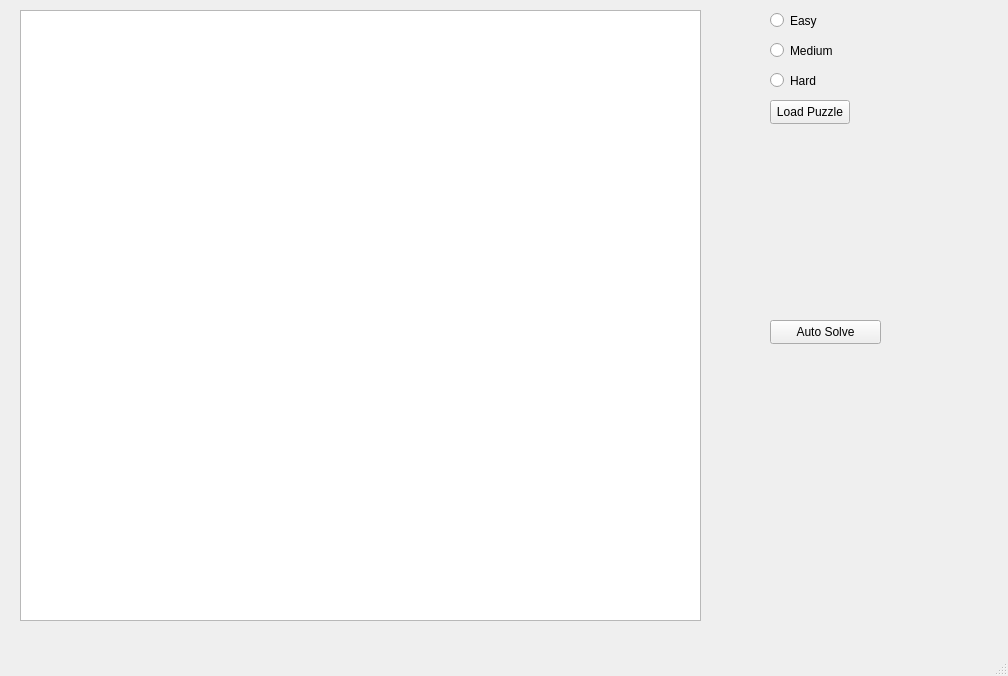
First picture: the form in grid.ui, repository santos-eng/Sudoku, before the edit.
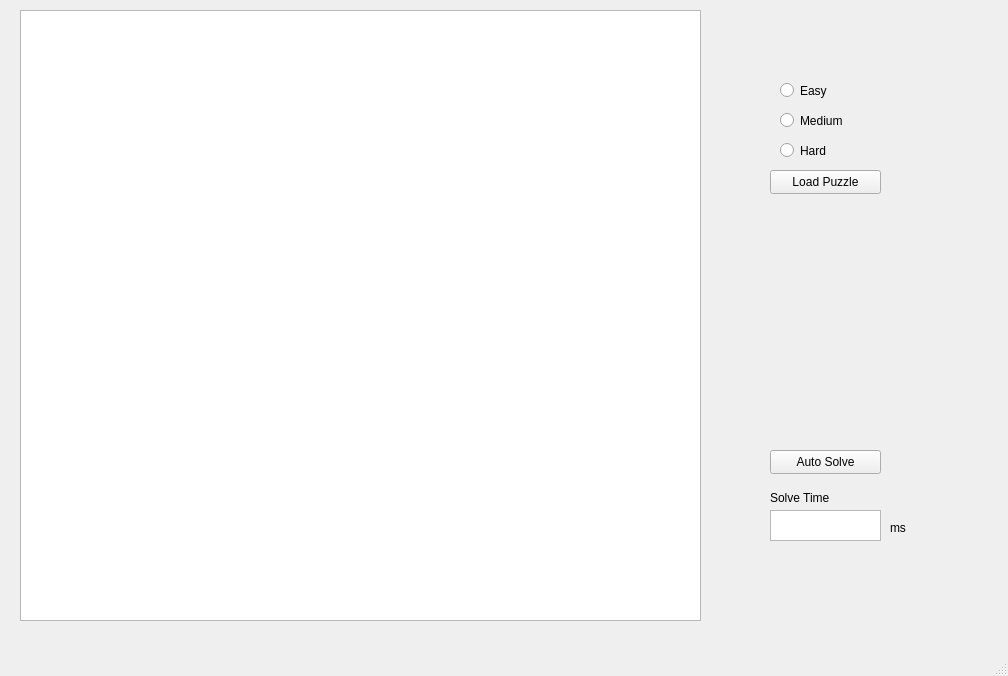
Second picture: the form after the edit.

Commit message: added time for the autosolver to complete the board

```diff
--- a/grid.ui
+++ b/grid.ui
@@ -27,8 +27,8 @@
    <widget class="QRadioButton" name="easyRadio">
     <property name="geometry">
      <rect>
-      <x>770</x>
-      <y>10</y>
+      <x>780</x>
+      <y>80</y>
       <width>90</width>
       <height>21</height>
      </rect>
@@ -40,8 +40,8 @@
    <widget class="QRadioButton" name="mediumRadio">
     <property name="geometry">
      <rect>
-      <x>770</x>
-      <y>40</y>
+      <x>780</x>
+      <y>110</y>
       <width>90</width>
       <height>21</height>
      </rect>
@@ -53,8 +53,8 @@
    <widget class="QRadioButton" name="hardRadio">
     <property name="geometry">
      <rect>
-      <x>770</x>
-      <y>70</y>
+      <x>780</x>
+      <y>140</y>
       <width>90</width>
       <height>21</height>
      </rect>
@@ -67,8 +67,8 @@
     <property name="geometry">
      <rect>
       <x>770</x>
-      <y>100</y>
-      <width>80</width>
+      <y>170</y>
+      <width>111</width>
       <height>24</height>
      </rect>
     </property>
@@ -80,7 +80,7 @@
     <property name="geometry">
      <rect>
       <x>770</x>
-      <y>320</y>
+      <y>450</y>
       <width>111</width>
       <height>24</height>
      </rect>
@@ -89,6 +89,42 @@
      <string>Auto Solve</string>
     </property>
    </widget>
+   <widget class="QTextEdit" name="autoSolveTimeLbl">
+    <property name="geometry">
+     <rect>
+      <x>770</x>
+      <y>510</y>
+      <width>111</width>
+      <height>31</height>
+     </rect>
+    </property>
+   </widget>
+   <widget class="QLabel" name="label">
+    <property name="geometry">
+     <rect>
+      <x>770</x>
+      <y>490</y>
+      <width>81</width>
+      <height>16</height>
+     </rect>
+    </property>
+    <property name="text">
+     <string>Solve Time</string>
+    </property>
+   </widget>
+   <widget class="QLabel" name="label_2">
+    <property name="geometry">
+     <rect>
+      <x>890</x>
+      <y>520</y>
+      <width>81</width>
+      <height>16</height>
+     </rect>
+    </property>
+    <property name="text">
+     <string>ms</string>
+    </property>
+   </widget>
   </widget>
   <widget class="QMenuBar" name="menubar">
    <property name="geometry">
```
The commit also changes 3 other files.
